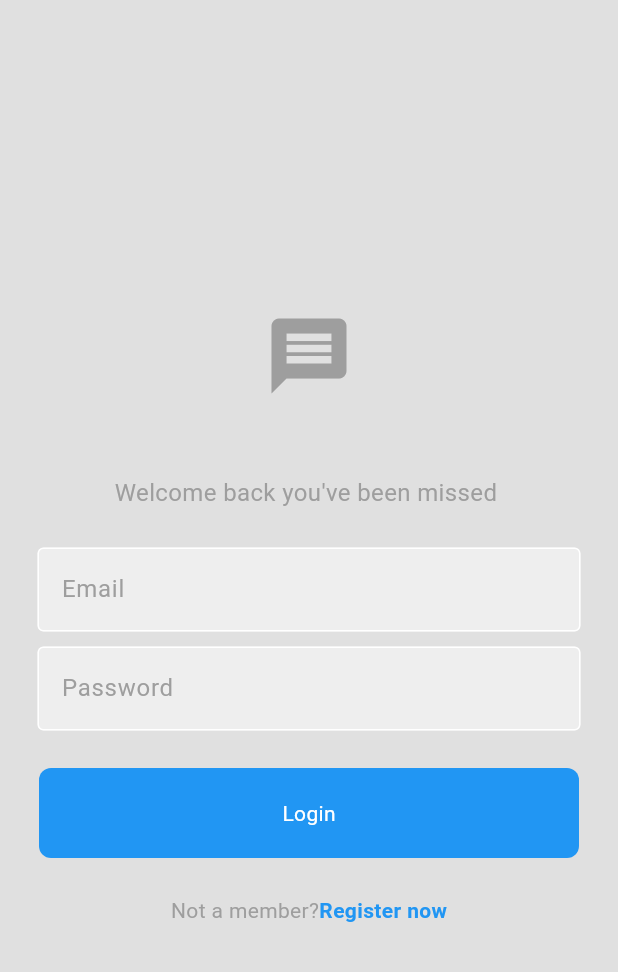
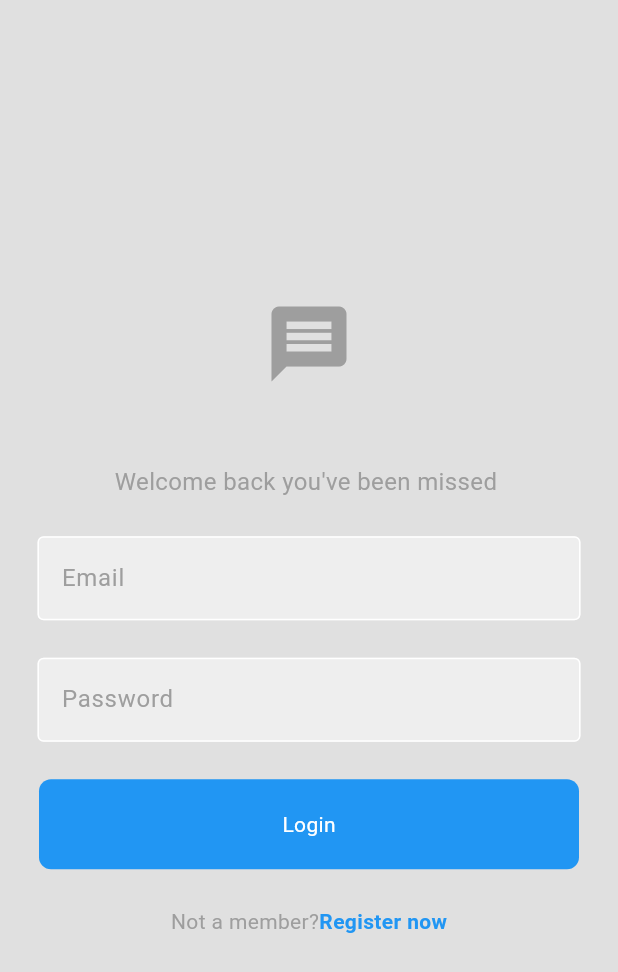
Before and after one commit to dillahmwangi/Mini_flutter_projects, a Flutter app: the screen it shows after launch, on a phone screen of 412 x 824 dp. Shown: the top 972 px of the screen. Run offline on Flutter 3.47's test engine with Material 3 defaults, Android fonts, the phone set to English and light mode, and no system bars.

Commit message:
changed sizedbox height

```diff
--- a/lib/src/features/screens/login_page.dart
+++ b/lib/src/features/screens/login_page.dart
@@ -50,7 +50,7 @@ class LoginPage extends StatelessWidget {
                 controller: _emailController,
               ),
 
-              const SizedBox(height: 10),
+              const SizedBox(height: 25),
 
               //password textfield
               MyTextField(
```
